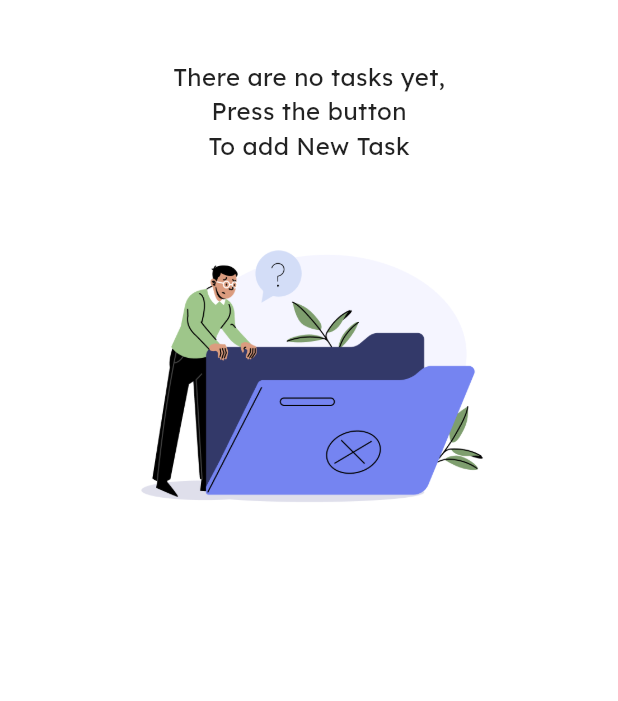
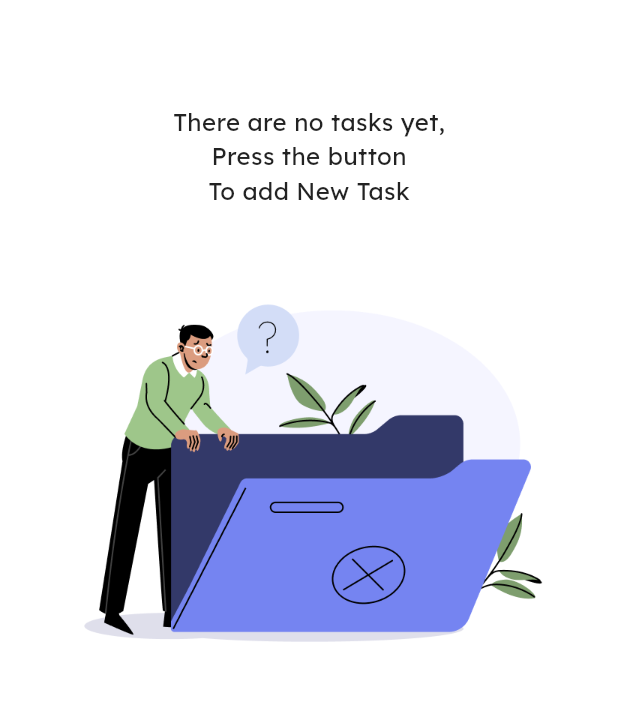
Before and after one commit to shehabbebo/First_Application_Flutter_NTI, a Flutter app: the Home_notask_view screen opened by its route, on a phone screen of 412 x 824 dp, the part 102-803 px from its top. Run offline on Flutter 3.47's test engine with Material 3 defaults, Android fonts, the phone set to English and light mode, and no system bars.

Commit message:
refactor code part2

```diff
--- a/lib/Features/Home/view/Home_notask_view.dart
+++ b/lib/Features/Home/view/Home_notask_view.dart
@@ -1,5 +1,6 @@
 import 'package:flutter/material.dart';
 import 'package:two_day_flutter/core/utils/App_assets.dart';
+import 'package:two_day_flutter/core/utils/App_constant.dart';
 import 'package:two_day_flutter/core/utils/string.dart';
 
 class Home_notask_view extends StatelessWidget {
@@ -59,29 +60,38 @@ class Home_notask_view extends StatelessWidget {
                   ),
                 ],
               ),
-              const SizedBox(height: 40),
+              const SizedBox(height: 70),
 
               const Center(
                 child: Column(
                   children: [
                     Text(
                       "There are no tasks yet,",
-                      style: TextStyle(fontSize: 16, color: Colors.black87),
+                      style: TextStyle(
+                        fontSize: 16,
+                        color: Colors.black87,
+                        fontFamily: AppConstants.fontFamily,
+                      ),
                     ),
                     Text(
                       "Press the button",
-                      style: TextStyle(fontSize: 16, color: Colors.black87),
+                      style: TextStyle(
+                        fontSize: 16,
+                        color: Colors.black87,
+                        fontFamily: AppConstants.fontFamily,
+                      ),
                     ),
                     Text(
                       "To add New Task",
-                      style: TextStyle(fontSize: 16, color: Colors.black87),
+                      style: TextStyle(
+                        fontSize: 16,
+                        color: Colors.black87,
+                        fontFamily: AppConstants.fontFamily,
+                      ),
                     ),
                     SizedBox(height: 40),
 
-                    Image(
-                      image: AssetImage('assets/images/task.png'),
-                      height: 200,
-                    ),
+                    Image(image: AssetImage(AppAssets.Task), height: 268),
                   ],
                 ),
               ),
--- a/lib/Features/onBoarding/view/Splash_view.dart
+++ b/lib/Features/onBoarding/view/Splash_view.dart
@@ -1,6 +1,7 @@
 import 'package:flutter/material.dart';
 import 'package:two_day_flutter/Features/Auth/view/Login_page.dart';
 import 'package:two_day_flutter/Features/onBoarding/view/Start_view.dart';
+import 'package:two_day_flutter/core/utils/App_assets.dart';
 import 'package:two_day_flutter/core/utils/App_color.dart';
 
 class Splash_view extends StatefulWidget {
@@ -33,7 +34,7 @@ class _Splash_viewState extends State<Splash_view> {
             height: MediaQuery.of(context).size.height * .50,
             width: double.infinity,
             child: Center(
-              child: Image.asset('assets/images/Group.png', fit: BoxFit.fill),
+              child: Image.asset(AppAssets.Group, fit: BoxFit.fill),
             ),
           ),
           SizedBox(height: 15),
--- a/lib/Features/onBoarding/view/Start_view.dart
+++ b/lib/Features/onBoarding/view/Start_view.dart
@@ -1,5 +1,6 @@
 import 'package:flutter/material.dart';
 import 'package:two_day_flutter/Features/Auth/view/Login_page.dart';
+import 'package:two_day_flutter/core/utils/App_assets.dart';
 import 'package:two_day_flutter/core/utils/custom_buttom.dart';
 import 'package:two_day_flutter/core/utils/App_color.dart';
 import 'package:two_day_flutter/core/utils/App_constant.dart';
@@ -18,7 +19,7 @@ class Start_view extends StatelessWidget {
             width: double.infinity,
             child: Center(
               child: Center(
-                child: Image.asset('assets/images/start.png', fit: BoxFit.fill),
+                child: Image.asset(AppAssets.Start, fit: BoxFit.fill),
               ),
             ),
           ),
--- a/lib/Features/update/view/change_password.dart
+++ b/lib/Features/update/view/change_password.dart
@@ -1,4 +1,5 @@
 import 'package:flutter/material.dart';
+import 'package:two_day_flutter/core/utils/App_assets.dart';
 import 'package:two_day_flutter/core/utils/Custom_Text_filed.dart';
 import 'package:two_day_flutter/core/utils/app_regex.dart';
 import 'package:two_day_flutter/core/utils/custom_buttom.dart';
@@ -27,7 +28,7 @@ class _ChangePassword_viewState extends State<ChangePassword_view> {
             SizedBox(
               height: MediaQuery.of(context).size.height * 0.36,
               width: double.infinity,
-              child: Image.asset('assets/images/logo.jpg', fit: BoxFit.fill),
+              child: Image.asset(AppAssets.logo, fit: BoxFit.fill),
             ),
             SizedBox(height: 20),
             CustomTextFormFiled(
--- a/lib/core/utils/App_assets.dart
+++ b/lib/core/utils/App_assets.dart
@@ -5,4 +5,7 @@ abstract class AppAssets {
   static const String password = "${basePath}Password.svg";
   static const String profile = "${basePath}Profile.svg";
   static const String unLock = "${basePath}Unlock.svg";
+  static const String Group = "${basePath}Group.png";
+  static const String Start = "${basePath}start.png";
+  static const String Task = "${basePath}task.png";
 }
--- a/lib/main.dart
+++ b/lib/main.dart
@@ -17,7 +17,7 @@ class MyApp extends StatelessWidget {
       debugShowCheckedModeBanner: false,
       theme: ThemeData(fontFamily: AppConstants.fontFamily),
       onGenerateRoute: appRouter.generateRouter,
-      initialRoute: Routes.Profile_view,
+      initialRoute: Routes.UpdateProfile_view,
     );
   }
 }
```
Also changed, not shown: lib/Features/Auth/view/Login_page.dart (+25 -8 lines), lib/Features/Auth/view/sign_up.dart (+22 -7 lines), lib/Features/Home/view/Home_taskView.dart (+25 -6 lines), lib/Features/update/view/Profile_view.dart (+16 -5 lines), lib/Features/update/view/UpdateProfile_view.dart (+20 -9 lines).
